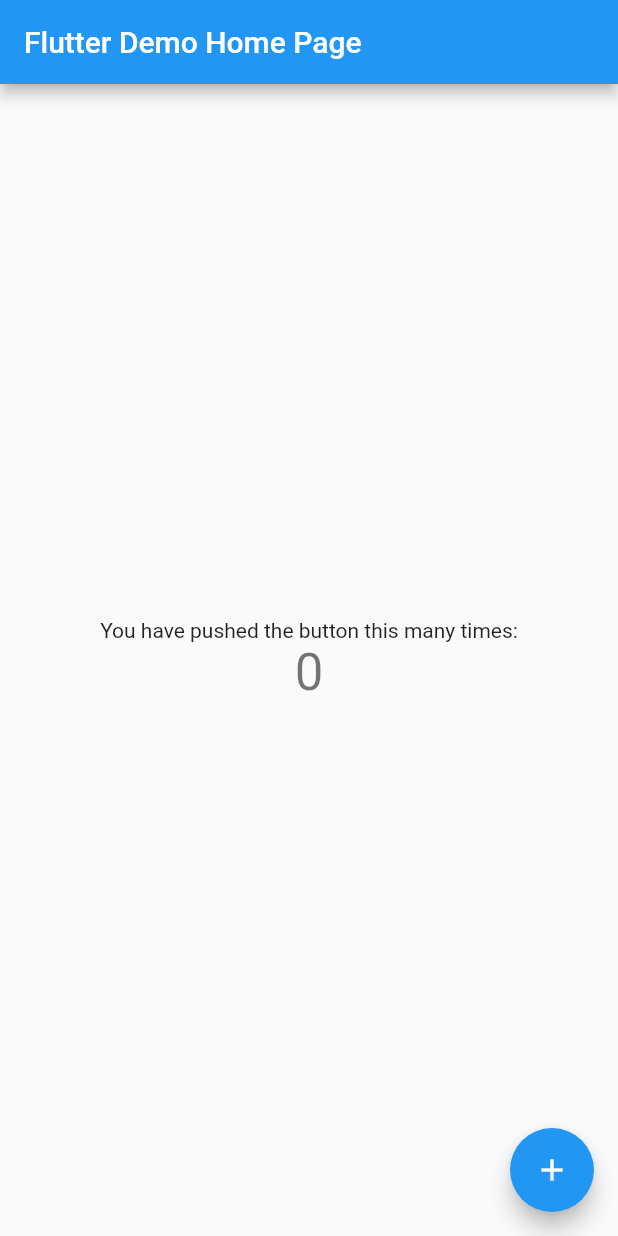
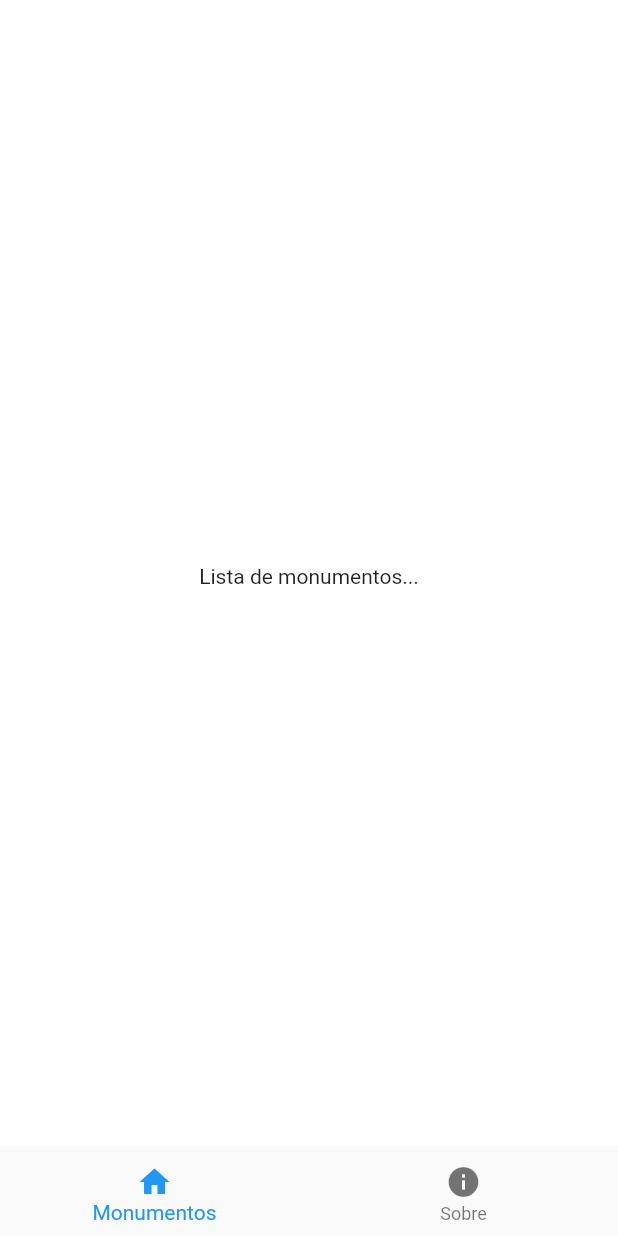
Before and after one commit to xudre/19mob-flutter, a Flutter app: the screen it shows after launch, on a phone screen of 412 x 824 dp. Run offline on Flutter 3.47's test engine with Material 2 defaults, Android fonts, the phone set to English and light mode, and no system bars.

Commit message:
App base navigation structure.

```diff
--- a/lib/main.dart
+++ b/lib/main.dart
@@ -1,117 +1,6 @@
 import 'package:flutter/material.dart';
+import 'package:flutter_19mob/widgets/app.dart';
 
 void main() {
-  runApp(MyApp());
+  runApp(App());
 }
-
-class MyApp extends StatelessWidget {
-  // This widget is the root of your application.
-  @override
-  Widget build(BuildContext context) {
-    return MaterialApp(
-      title: 'Flutter Demo',
-      theme: ThemeData(
-        // This is the theme of your application.
-        //
-        // Try running your application with "flutter run". You'll see the
-        // application has a blue toolbar. Then, without quitting the app, try
-        // changing the primarySwatch below to Colors.green and then invoke
-        // "hot reload" (press "r" in the console where you ran "flutter run",
-        // or simply save your changes to "hot reload" in a Flutter IDE).
-        // Notice that the counter didn't reset back to zero; the application
-        // is not restarted.
-        primarySwatch: Colors.blue,
-        // This makes the visual density adapt to the platform that you run
-        // the app on. For desktop platforms, the controls will be smaller and
-        // closer together (more dense) than on mobile platforms.
-        visualDensity: VisualDensity.adaptivePlatformDensity,
-      ),
-      home: MyHomePage(title: 'Flutter Demo Home Page'),
-    );
-  }
-}
-
-class MyHomePage extends StatefulWidget {
-  MyHomePage({Key key, this.title}) : super(key: key);
-
-  // This widget is the home page of your application. It is stateful, meaning
-  // that it has a State object (defined below) that contains fields that affect
-  // how it looks.
-
-  // This class is the configuration for the state. It holds the values (in this
-  // case the title) provided by the parent (in this case the App widget) and
-  // used by the build method of the State. Fields in a Widget subclass are
-  // always marked "final".
-
-  final String title;
-
-  @override
-  _MyHomePageState createState() => _MyHomePageState();
-}
-
-class _MyHomePageState extends State<MyHomePage> {
-  int _counter = 0;
-
-  void _incrementCounter() {
-    setState(() {
-      // This call to setState tells the Flutter framework that something has
-      // changed in this State, which causes it to rerun the build method below
-      // so that the display can reflect the updated values. If we changed
-      // _counter without calling setState(), then the build method would not be
-      // called again, and so nothing would appear to happen.
-      _counter++;
-    });
-  }
-
-  @override
-  Widget build(BuildContext context) {
-    // This method is rerun every time setState is called, for instance as done
-    // by the _incrementCounter method above.
-    //
-    // The Flutter framework has been optimized to make rerunning build methods
-    // fast, so that you can just rebuild anything that needs updating rather
-    // than having to individually change instances of widgets.
-    return Scaffold(
-      appBar: AppBar(
-        // Here we take the value from the MyHomePage object that was created by
-        // the App.build method, and use it to set our appbar title.
-        title: Text(widget.title),
-      ),
-      body: Center(
-        // Center is a layout widget. It takes a single child and positions it
-        // in the middle of the parent.
-        child: Column(
-          // Column is also a layout widget. It takes a list of children and
-          // arranges them vertically. By default, it sizes itself to fit its
-          // children horizontally, and tries to be as tall as its parent.
-          //
-          // Invoke "debug painting" (press "p" in the console, choose the
-          // "Toggle Debug Paint" action from the Flutter Inspector in Android
-          // Studio, or the "Toggle Debug Paint" command in Visual Studio Code)
-          // to see the wireframe for each widget.
-          //
-          // Column has various properties to control how it sizes itself and
-          // how it positions its children. Here we use mainAxisAlignment to
-          // center the children vertically; the main axis here is the vertical
-          // axis because Columns are vertical (the cross axis would be
-          // horizontal).
-          mainAxisAlignment: MainAxisAlignment.center,
-          children: <Widget>[
-            Text(
-              'You have pushed the button this many times:',
-            ),
-            Text(
-              '$_counter',
-              style: Theme.of(context).textTheme.headline4,
-            ),
-          ],
-        ),
-      ),
-      floatingActionButton: FloatingActionButton(
-        onPressed: _incrementCounter,
-        tooltip: 'Increment',
-        child: Icon(Icons.add),
-      ), // This trailing comma makes auto-formatting nicer for build methods.
-    );
-  }
-}
--- /dev/null
+++ b/lib/routes/home/home_page.dart
@@ -0,0 +1,25 @@
+import 'package:flutter/material.dart';
+import 'package:flutter/widgets.dart';
+
+class HomePage extends StatefulWidget {
+  static const routeName = "/";
+
+  @override
+  _HomePageState createState() => _HomePageState();
+}
+
+class _HomePageState extends State<HomePage> {
+  @override
+  Widget build(BuildContext context) {
+    return SafeArea(
+      child: Container(
+        decoration: BoxDecoration(
+          color: Colors.white,
+        ),
+        child: Center(
+          child: Text("Lista de monumentos..."),
+        ),
+      ),
+    );
+  }
+}
--- /dev/null
+++ b/lib/widgets/app.dart
@@ -0,0 +1,17 @@
+import 'package:flutter/material.dart';
+import 'package:flutter_19mob/widgets/app_navigation_bar.dart';
+import 'package:flutter_19mob/widgets/app_navigator.dart';
+
+class App extends StatelessWidget {
+  @override
+  Widget build(BuildContext context) {
+    var _navigatorKey = GlobalKey<NavigatorState>();
+
+    return MaterialApp(
+      home: Scaffold(
+        body: AppNavigator(_navigatorKey),
+        bottomNavigationBar: AppNavigationBar(_navigatorKey),
+      ),
+    );
+  }
+}
--- /dev/null
+++ b/lib/widgets/app_navigation_bar.dart
@@ -0,0 +1,50 @@
+import 'package:flutter/material.dart';
+import 'package:flutter_19mob/routes/about/about_page.dart';
+import 'package:flutter_19mob/routes/home/home_page.dart';
+
+class AppNavigationBar extends StatefulWidget {
+  final GlobalKey<NavigatorState> _navigatorKey;
+
+  AppNavigationBar(this._navigatorKey) : assert(_navigatorKey != null);
+
+  @override
+  _AppNavigationBarState createState() => _AppNavigationBarState();
+}
+
+class _AppNavigationBarState extends State<AppNavigationBar> {
+  int _onIndex = 0;
+
+  @override
+  Widget build(BuildContext context) {
+    return BottomNavigationBar(
+      currentIndex: _onIndex,
+      items: [
+        BottomNavigationBarItem(
+          icon: Icon(Icons.home),
+          title: Text("Monumentos"),
+        ),
+        BottomNavigationBarItem(
+          icon: Icon(Icons.info),
+          title: Text("Sobre"),
+        ),
+      ],
+      onTap: (index) {
+        if (index == _onIndex) return;
+
+        switch (index) {
+          case 0:
+            widget._navigatorKey.currentState.pushNamed(HomePage.routeName);
+
+            break;
+          case 1:
+            widget._navigatorKey.currentState.pushNamed(AboutPage.routeName);
+            break;
+        }
+
+        setState(() {
+          _onIndex = index;
+        });
+      },
+    );
+  }
+}
--- /dev/null
+++ b/lib/widgets/app_navigator.dart
@@ -0,0 +1,37 @@
+import 'package:flutter/material.dart';
+import 'package:flutter_19mob/routes/about/about_page.dart';
+import 'package:flutter_19mob/routes/detail/detail_page.dart';
+import 'package:flutter_19mob/routes/home/home_page.dart';
+
+class AppNavigator extends StatelessWidget {
+  final GlobalKey<NavigatorState> _key;
+
+  AppNavigator(this._key) : assert(_key != null);
+
+  @override
+  Widget build(BuildContext context) {
+    return Navigator(
+      key: _key,
+      initialRoute: HomePage.routeName,
+      onGenerateRoute: (settings) {
+        var builder;
+
+        switch (settings.name) {
+          case HomePage.routeName:
+            builder = (context) => HomePage();
+            break;
+          case DetailPage.routeName:
+            builder = (context) => DetailPage();
+            break;
+          case AboutPage.routeName:
+            builder = (context) => AboutPage();
+            break;
+          default:
+            throw Exception("Invalid route for: ${settings.name}");
+        }
+
+        return MaterialPageRoute(builder: builder, settings: settings);
+      },
+    );
+  }
+}
```
Also changed, not shown: lib/models/monument.dart (added, +21 -0 lines), lib/models/monument_location.dart (added, +15 -0 lines), lib/routes/about/about_page.dart (added, +19 -0 lines), lib/routes/detail/detail_page.dart (added, +35 -0 lines), lib/routes/detail/detail_page_arguments.dart (added, +7 -0 lines), 1 other file.
